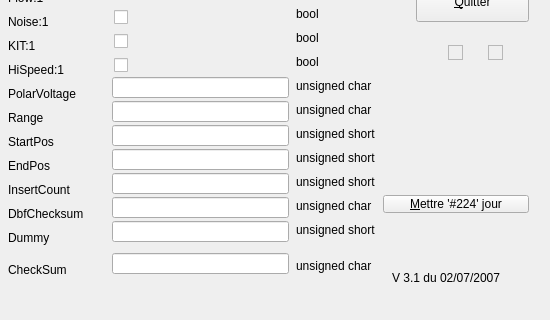
Above: test-dfm/test-long_caption_with_special_chars.ui from stevedorries/DFM2QT4UI before the change; both pictures show x 0 to 550 and y 339 to 659 of the 550 by 659 pixel window. Below: the same form after it.
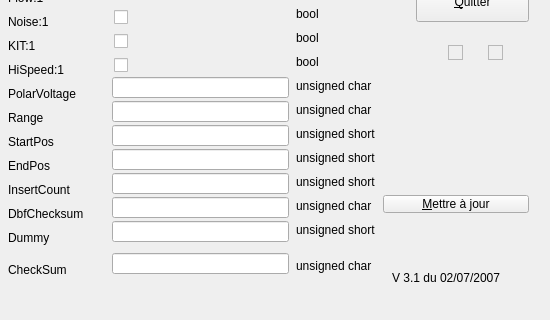
That is the form after the change.

Commit message: Added public slot to CDfmParser class. Connected action to said slot.

Diff of the .ui file:
```diff
--- a/test-dfm/test-long_caption_with_special_chars.ui
+++ b/test-dfm/test-long_caption_with_special_chars.ui
@@ -1,7 +1,7 @@
 <?xml version="1.0" encoding="UTF-8"?>
 <ui version="4.0">
  <class>Form1</class>
- <widget class="QWidget" name="Form1">
+ <widget class="QMainWindow" name="Form1">
   <property name="geometry">
    <rect>
     <x>143</x>
@@ -1645,7 +1645,7 @@
     </rect>
    </property>
    <property name="text">
-    <string>&amp;Mettre '#224' jour</string>
+    <string>&amp;Mettre à jour</string>
    </property>
    <property name="enabled">
     <bool>true</bool>
```
Left out of the diff: 10 changed lines with no effect on the pictures. The commit also changes 14 other files.
